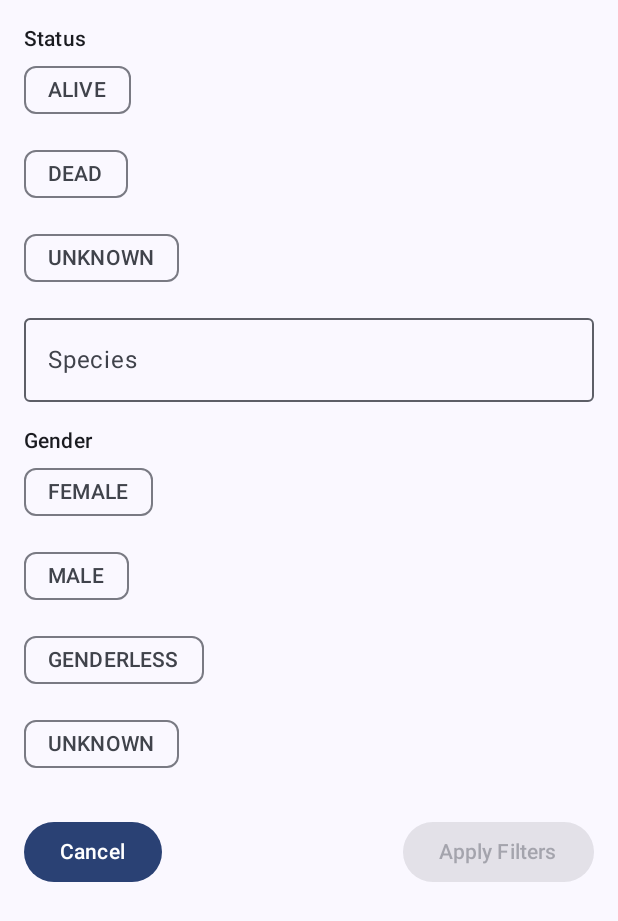
After one commit to DemonBoss1/Rick-and-Morty, an Android app built with Jetpack Compose: the composable FilterScreen called with empty values, on a phone screen of 412 x 824 dp. The commit adds this screen. Shown: the top 921 px of the screen. Run offline under Robolectric (Android 15) with nearby library versions, the phone set to English and light mode, and no system bars.

Commit message:
filter term

```diff
--- a/app/src/main/java/com/empire_mammoth/rickandmorty/domain/model/CharacterGender.kt
+++ b/app/src/main/java/com/empire_mammoth/rickandmorty/domain/model/CharacterGender.kt
@@ -1,17 +1,18 @@
 package com.empire_mammoth.rickandmorty.domain.model
 
+import kotlinx.serialization.SerialName
 import kotlinx.serialization.Serializable
 
 
 @Serializable
 enum class CharacterGender(val apiValue: String) {
-    FEMALE("female"),
-    MALE("male"),
-    GENDERLESS("genderless"),
-    UNKNOWN("unknown");
+    @SerialName("female") FEMALE("female"),
+    @SerialName("male") MALE("male"),
+    @SerialName("genderless") GENDERLESS("genderless"),
+    @SerialName("unknown") UNKNOWN("unknown");
 
     companion object {
-        fun fromApiValue(value: String): CharacterGender? {
+        fun fromString(value: String): CharacterGender? {
             return entries.find { it.apiValue.equals(value, ignoreCase = true) }
         }
     }
--- a/app/src/main/java/com/empire_mammoth/rickandmorty/domain/model/CharacterStatus.kt
+++ b/app/src/main/java/com/empire_mammoth/rickandmorty/domain/model/CharacterStatus.kt
@@ -1,16 +1,17 @@
 package com.empire_mammoth.rickandmorty.domain.model
 
+import kotlinx.serialization.SerialName
 import kotlinx.serialization.Serializable
 
 
 @Serializable
 enum class CharacterStatus(val apiValue: String) {
-    ALIVE("alive"),
-    DEAD("dead"),
-    UNKNOWN("unknown");
+    @SerialName("alive") ALIVE("alive"),
+    @SerialName("dead") DEAD("dead"),
+    @SerialName("unknown") UNKNOWN("unknown");
 
     companion object {
-        fun fromApiValue(value: String): CharacterStatus? {
+        fun fromString(value: String): CharacterStatus? {
             return entries.find { it.apiValue.equals(value, ignoreCase = true) }
         }
     }
--- /dev/null
+++ b/app/src/main/java/com/empire_mammoth/rickandmorty/ui/view/FilterScreen.kt
@@ -0,0 +1,90 @@
+package com.empire_mammoth.rickandmorty.ui.view
+
+import androidx.compose.foundation.layout.Arrangement
+import androidx.compose.foundation.layout.Column
+import androidx.compose.foundation.layout.Row
+import androidx.compose.foundation.layout.fillMaxWidth
+import androidx.compose.foundation.layout.padding
+import androidx.compose.material3.Button
+import androidx.compose.material3.FilterChip
+import androidx.compose.material3.MaterialTheme
+import androidx.compose.material3.OutlinedTextField
+import androidx.compose.material3.Text
+import androidx.compose.runtime.Composable
+import androidx.compose.runtime.getValue
+import androidx.compose.runtime.mutableStateOf
+import androidx.compose.runtime.remember
+import androidx.compose.runtime.setValue
+import androidx.compose.ui.Modifier
+import androidx.compose.ui.unit.dp
+import com.empire_mammoth.rickandmorty.domain.model.CharacterFilter
+import com.empire_mammoth.rickandmorty.domain.model.CharacterGender
+import com.empire_mammoth.rickandmorty.domain.model.CharacterStatus
+
+@Composable
+fun FilterScreen(
+    currentFilter: CharacterFilter?,
+    onApplyFilter: (CharacterFilter) -> Unit,
+    onDismiss: () -> Unit
+) {
+    var status by remember { mutableStateOf(currentFilter?.status) }
+    var species by remember { mutableStateOf(currentFilter?.species ?: "") }
+    var gender by remember { mutableStateOf(currentFilter?.gender) }
+
+    Column(modifier = Modifier.padding(16.dp)) {
+        Text("Status", style = MaterialTheme.typography.titleSmall)
+        CharacterStatus.entries.forEach { item ->
+            FilterChip(
+                selected = status == item,
+                onClick = { status = if (status == item) null else item },
+                label = { Text(item.name) },
+                modifier = Modifier.padding(end = 8.dp, bottom = 8.dp)
+            )
+        }
+
+        OutlinedTextField(
+            value = species,
+            onValueChange = { species = it },
+            label = { Text("Species") },
+            modifier = Modifier
+                .fillMaxWidth()
+                .padding(bottom = 16.dp)
+        )
+
+        Text("Gender", style = MaterialTheme.typography.titleSmall)
+        CharacterGender.entries.forEach { item ->
+            FilterChip(
+                selected = gender == item,
+                onClick = { gender = if (gender == item) null else item },
+                label = { Text(item.name) },
+                modifier = Modifier.padding(end = 8.dp, bottom = 8.dp)
+            )
+        }
+
+        Row(
+            modifier = Modifier
+                .fillMaxWidth()
+                .padding(top = 16.dp),
+            horizontalArrangement = Arrangement.SpaceBetween
+        ) {
+            Button(onClick = onDismiss) {
+                Text("Cancel")
+            }
+
+            Button(
+                onClick = {
+                    onApplyFilter(
+                        CharacterFilter(
+                            status = status,
+                            species = species.takeIf { it.isNotBlank() },
+                            gender = gender
+                        )
+                    )
+                },
+                enabled = status != null || species.isNotBlank() || gender != null
+            ) {
+                Text("Apply Filters")
+            }
+        }
+    }
+}
```
Also changed, not shown: app/src/main/java/com/empire_mammoth/rickandmorty/domain/model/AppScreens.kt (+2 -6 lines), app/src/main/java/com/empire_mammoth/rickandmorty/domain/model/CharacterFilter.kt (+0 -11 lines), app/src/main/java/com/empire_mammoth/rickandmorty/ui/navigation/RickAndMortyApp.kt (+26 -29 lines), app/src/main/java/com/empire_mammoth/rickandmorty/ui/view/CharactersScreen.kt (+1 -8 lines), app/src/main/java/com/empire_mammoth/rickandmorty/ui/viewmodel/CharactersViewModel.kt (+4 -12 lines).
